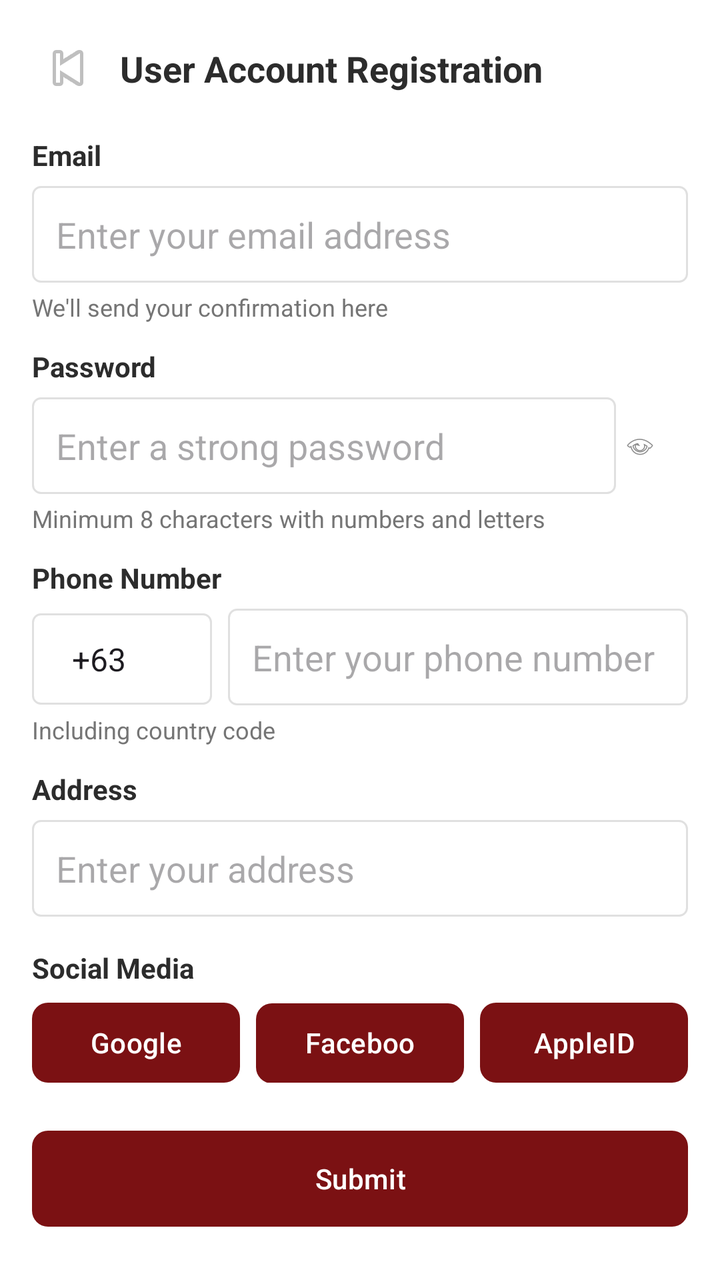
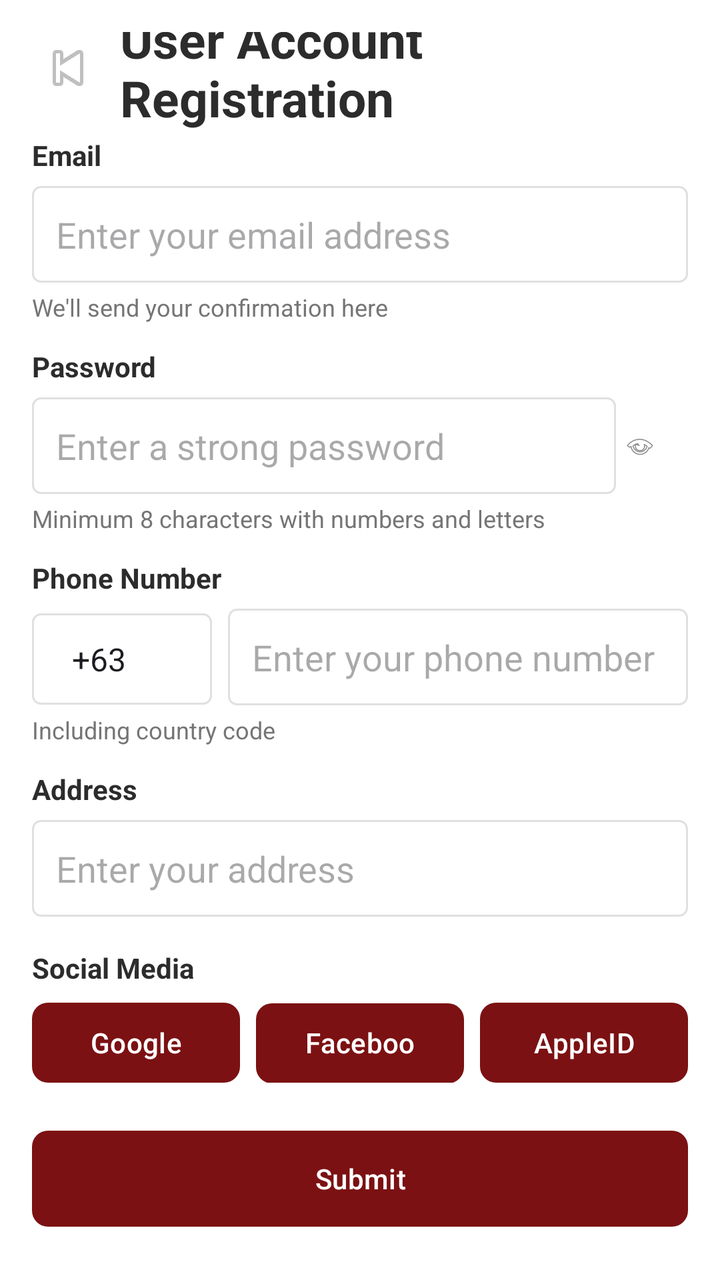

Before-and-after screenshots of an Android layout around one commit, followed by the original layout XML and the change that was made.
<!-- AndroidManifest.xml: application theme Theme.FixItFinderApp -->
<!-- res/layout/activity_register.xml -->
<?xml version="1.0" encoding="utf-8"?>
<androidx.core.widget.NestedScrollView
    xmlns:android="http://schemas.android.com/apk/res/android"
    xmlns:app="http://schemas.android.com/apk/res-auto"
    android:layout_width="match_parent"
    android:layout_height="match_parent"
    android:background="@color/color_background"
    android:fillViewport="true">

    <androidx.constraintlayout.widget.ConstraintLayout
        android:layout_width="match_parent"
        android:layout_height="wrap_content"
        android:padding="16dp">

        <ImageButton
            android:id="@+id/btnBack"
            android:layout_width="36dp"
            android:layout_height="36dp"
            android:background="@android:color/transparent"
            android:contentDescription="Back"
            android:src="@android:drawable/ic_media_previous"
            app:layout_constraintStart_toStartOf="parent"
            app:layout_constraintTop_toTopOf="parent" />

        <TextView
            android:id="@+id/tvPageTitle"
            android:layout_width="0dp"
            android:layout_height="wrap_content"
            android:layout_marginStart="8dp"
            android:text="User Account Registration"
            android:textColor="@color/color_text_dark"
            android:textSize="18sp"
            android:textStyle="bold"
            app:layout_constraintBottom_toBottomOf="@+id/btnBack"
            app:layout_constraintEnd_toEndOf="parent"
            app:layout_constraintStart_toEndOf="@+id/btnBack"
            app:layout_constraintTop_toTopOf="@+id/btnBack" />

        <TextView
            android:id="@+id/tvEmailLabel"
            android:layout_width="wrap_content"
            android:layout_height="wrap_content"
            android:layout_marginTop="16dp"
            android:text="Email"
            android:textColor="@color/color_text_dark"
            android:textSize="14sp"
            android:textStyle="bold"
            app:layout_constraintStart_toStartOf="parent"
            app:layout_constraintTop_toBottomOf="@+id/btnBack" />

        <EditText
            android:id="@+id/edtEmail"
            android:layout_width="0dp"
            android:layout_height="wrap_content"
            android:layout_marginTop="6dp"
            android:background="@drawable/edittext_background"
            android:hint="Enter your email address"
            android:inputType="textEmailAddress"
            android:padding="12dp"
            app:layout_constraintEnd_toEndOf="parent"
            app:layout_constraintStart_toStartOf="parent"
            app:layout_constraintTop_toBottomOf="@+id/tvEmailLabel" />

        <TextView
            android:id="@+id/tvEmailHelp"
            android:layout_width="wrap_content"
            android:layout_height="wrap_content"
            android:layout_marginTop="4dp"
            android:text="We'll send your confirmation here"
            android:textColor="@color/text_gray"
            android:textSize="12sp"
            app:layout_constraintStart_toStartOf="parent"
            app:layout_constraintTop_toBottomOf="@+id/edtEmail" />

        <TextView
            android:id="@+id/tvPasswordLabel"
            android:layout_width="wrap_content"
            android:layout_height="wrap_content"
            android:layout_marginTop="12dp"
            android:text="Password"
            android:textColor="@color/color_text_dark"
            android:textSize="14sp"
            android:textStyle="bold"
            app:layout_constraintStart_toStartOf="parent"
            app:layout_constraintTop_toBottomOf="@+id/tvEmailHelp" />

        <androidx.constraintlayout.widget.ConstraintLayout
            android:id="@+id/passwordContainer"
            android:layout_width="0dp"
            android:layout_height="wrap_content"
            android:layout_marginTop="6dp"
            app:layout_constraintEnd_toEndOf="parent"
            app:layout_constraintStart_toStartOf="parent"
            app:layout_constraintTop_toBottomOf="@+id/tvPasswordLabel">

            <EditText
                android:id="@+id/edtPassword"
                android:layout_width="0dp"
                android:layout_height="wrap_content"
                android:background="@drawable/edittext_background"
                android:hint="Enter a strong password"
                android:inputType="textPassword"
                android:padding="12dp"
                android:paddingEnd="48dp"
                app:layout_constraintBottom_toBottomOf="parent"
                app:layout_constraintEnd_toStartOf="@+id/btnPasswordToggle"
                app:layout_constraintStart_toStartOf="parent"
                app:layout_constraintTop_toTopOf="parent" />

            <ImageView
                android:id="@+id/btnPasswordToggle"
                android:layout_width="24dp"
                android:layout_height="24dp"
                android:layout_marginEnd="12dp"
                android:contentDescription="Show/Hide Password"
                android:padding="4dp"
                android:src="@android:drawable/ic_menu_view"
                app:layout_constraintBottom_toBottomOf="parent"
                app:layout_constraintEnd_toEndOf="parent"
                app:layout_constraintTop_toTopOf="parent" />
        </androidx.constraintlayout.widget.ConstraintLayout>

        <TextView
            android:id="@+id/tvPasswordHelp"
            android:layout_width="wrap_content"
            android:layout_height="wrap_content"
            android:layout_marginTop="4dp"
            android:text="Minimum 8 characters with numbers and letters"
            android:textColor="@color/text_gray"
            android:textSize="12sp"
            app:layout_constraintStart_toStartOf="parent"
            app:layout_constraintTop_toBottomOf="@+id/passwordContainer" />

        <TextView
            android:id="@+id/tvPhoneLabel"
            android:layout_width="wrap_content"
            android:layout_height="wrap_content"
            android:layout_marginTop="12dp"
            android:text="Phone Number"
            android:textColor="@color/color_text_dark"
            android:textSize="14sp"
            android:textStyle="bold"
            app:layout_constraintStart_toStartOf="parent"
            app:layout_constraintTop_toBottomOf="@+id/tvPasswordHelp" />

        <LinearLayout
            android:id="@+id/phoneContainer"
            android:layout_width="0dp"
            android:layout_height="wrap_content"
            android:layout_marginTop="6dp"
            android:orientation="horizontal"
            app:layout_constraintEnd_toEndOf="parent"
            app:layout_constraintStart_toStartOf="parent"
            app:layout_constraintTop_toBottomOf="@+id/tvPhoneLabel">

            <Spinner
                android:id="@+id/spinnerCountryCode"
                android:layout_width="90dp"
                android:layout_height="wrap_content"
                android:background="@drawable/edittext_background"
                android:entries="@array/country_codes"
                android:padding="12dp" />

            <EditText
                android:id="@+id/edtPhone"
                android:layout_width="0dp"
                android:layout_height="wrap_content"
                android:layout_marginStart="8dp"
                android:layout_weight="1"
                android:background="@drawable/edittext_background"
                android:hint="Enter your phone number"
                android:inputType="phone"
                android:padding="12dp" />
        </LinearLayout>

        <TextView
            android:id="@+id/tvPhoneHelp"
            android:layout_width="wrap_content"
            android:layout_height="wrap_content"
            android:layout_marginTop="4dp"
            android:text="Including country code"
            android:textColor="@color/text_gray"
            android:textSize="12sp"
            app:layout_constraintStart_toStartOf="parent"
            app:layout_constraintTop_toBottomOf="@+id/phoneContainer" />

        <TextView
            android:id="@+id/tvAddressLabel"
            android:layout_width="wrap_content"
            android:layout_height="wrap_content"
            android:layout_marginTop="12dp"
            android:text="Address"
            android:textColor="@color/color_text_dark"
            android:textSize="14sp"
            android:textStyle="bold"
            app:layout_constraintStart_toStartOf="parent"
            app:layout_constraintTop_toBottomOf="@+id/tvPhoneHelp" />

        <EditText
            android:id="@+id/edtAddress"
            android:layout_width="0dp"
            android:layout_height="wrap_content"
            android:layout_marginTop="6dp"
            android:background="@drawable/edittext_background"
            android:hint="Enter your address"
            android:inputType="textPostalAddress"
            android:padding="12dp"
            app:layout_constraintEnd_toEndOf="parent"
            app:layout_constraintStart_toStartOf="parent"
            app:layout_constraintTop_toBottomOf="@+id/tvAddressLabel" />

        <TextView
            android:id="@+id/tvSocialLabel"
            android:layout_width="wrap_content"
            android:layout_height="wrap_content"
            android:layout_marginTop="16dp"
            android:text="Social Media"
            android:textColor="@color/color_text_dark"
            android:textSize="14sp"
            android:textStyle="bold"
            app:layout_constraintStart_toStartOf="parent"
            app:layout_constraintTop_toBottomOf="@+id/edtAddress" />

        <LinearLayout
            android:id="@+id/layoutSocialButtons"
            android:layout_width="0dp"
            android:layout_height="wrap_content"
            android:layout_marginTop="8dp"
            android:orientation="horizontal"
            app:layout_constraintEnd_toEndOf="parent"
            app:layout_constraintStart_toStartOf="parent"
            app:layout_constraintTop_toBottomOf="@+id/tvSocialLabel">

            <Button
                android:id="@+id/btnGoogle"
                android:layout_width="0dp"
                android:layout_height="40dp"
                android:layout_marginEnd="8dp"
                android:layout_weight="1"
                android:background="@drawable/button_outline_light"
                android:text="Google"
                android:textColor="@color/color_background" />

            <Button
                android:id="@+id/btnFacebook"
                android:layout_width="0dp"
                android:layout_height="40dp"
                android:layout_marginEnd="8dp"
                android:layout_weight="1"
                android:background="@drawable/button_outline_light"
                android:text="Facebook"
                android:textColor="@color/color_background" />

            <Button
                android:id="@+id/btnAppleId"
                android:layout_width="0dp"
                android:layout_height="40dp"
                android:layout_weight="1"
                android:background="@drawable/button_outline_light"
                android:text="AppleID"
                android:textColor="@color/color_background" />
        </LinearLayout>

        <Button
            android:id="@+id/btnRegister"
            android:layout_width="0dp"
            android:layout_height="48dp"
            android:layout_marginTop="24dp"
            android:layout_marginBottom="16dp"
            android:background="@drawable/button_rounded_primary"
            android:text="Submit"
            android:textColor="@color/color_background"
            app:layout_constraintBottom_toBottomOf="parent"
            app:layout_constraintEnd_toEndOf="parent"
            app:layout_constraintStart_toStartOf="parent"
            app:layout_constraintTop_toBottomOf="@+id/layoutSocialButtons" />

    </androidx.constraintlayout.widget.ConstraintLayout>
</androidx.core.widget.NestedScrollView>
<!-- resources referenced by this layout -->
<resources>
  <string-array name="country_codes">
          <item>+63</item>
      </string-array>
  <color name="color_background">#FFFFFF</color>
  <color name="color_text_dark">#2C2C2C</color>
  <color name="text_gray">#757575</color>
  <!-- drawable button_outline_light (drawable) -->
  <?xml version="1.0" encoding="utf-8"?>
  <shape xmlns:android="http://schemas.android.com/apk/res/android">
      <solid android:color="@color/color_primary" />
      <corners android:radius="8dp" />
      <padding
          android:left="16dp"
          android:top="8dp"
          android:right="16dp"
          android:bottom="8dp" />
  </shape>
  <!-- drawable button_rounded_primary (drawable) -->
  <?xml version="1.0" encoding="utf-8"?>
  <shape xmlns:android="http://schemas.android.com/apk/res/android"
      android:shape="rectangle">
  
      <solid android:color="@color/color_primary" />
  
      
      <corners
          android:radius="8dp" />
  
      <padding
          android:left="16dp"
          android:top="8dp"
          android:right="16dp"
          android:bottom="8dp" />
  
  </shape>
  <!-- drawable edittext_background (drawable) -->
  <?xml version="1.0" encoding="utf-8"?>
  <shape xmlns:android="http://schemas.android.com/apk/res/android"
      android:shape="rectangle">
      <solid android:color="@android:color/white" />
      <stroke
          android:width="1dp"
          android:color="#E0E0E0" />
      <corners android:radius="4dp" />
  </shape>
  <style name="Theme.FixItFinderApp" parent="Base.Theme.FixItFinderApp" />
  <color name="color_primary">#7B1113</color>
  <style name="Base.Theme.FixItFinderApp" parent="Theme.Material3.DayNight.NoActionBar">
          <item name="colorPrimary">@color/color_primary</item>
          <item name="colorSecondary">@color/color_secondary</item>
          <item name="colorSurface">@color/color_background</item>
          <item name="colorOnSurface">@color/color_text_dark</item>
          <item name="colorPrimaryContainer">@color/color_primary</item>
          <item name="colorOnPrimary">@color/color_background</item>
      </style>
  <color name="color_secondary">#825037</color>
</resources>

<!-- the commit's change to res/layout/activity_register.xml (unified diff, before → after) -->
@@ -29,7 +29,7 @@
             android:layout_marginStart="8dp"
             android:text="User Account Registration"
             android:textColor="@color/color_text_dark"
-            android:textSize="18sp"
+            android:textSize="25sp"
             android:textStyle="bold"
             app:layout_constraintBottom_toBottomOf="@+id/btnBack"
             app:layout_constraintEnd_toEndOf="parent"
